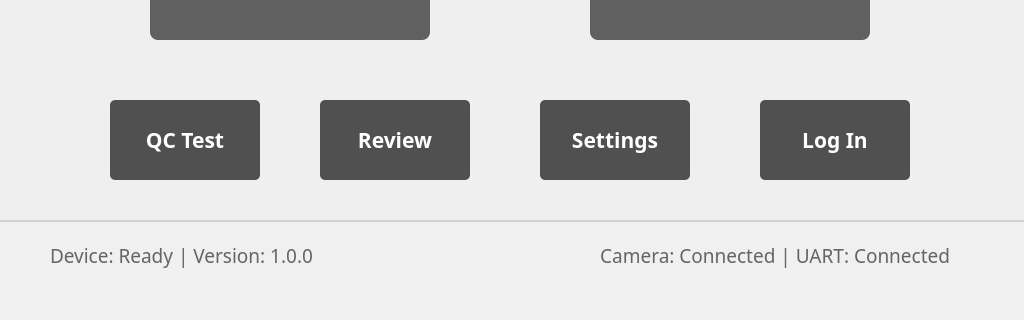
Qt form ui/Home/HomeViewWindow.ui (eguruno1/calth_reader) before a commit; both pictures show x 0 to 1024 and y 280 to 600 of the 1024 by 600 pixel window.
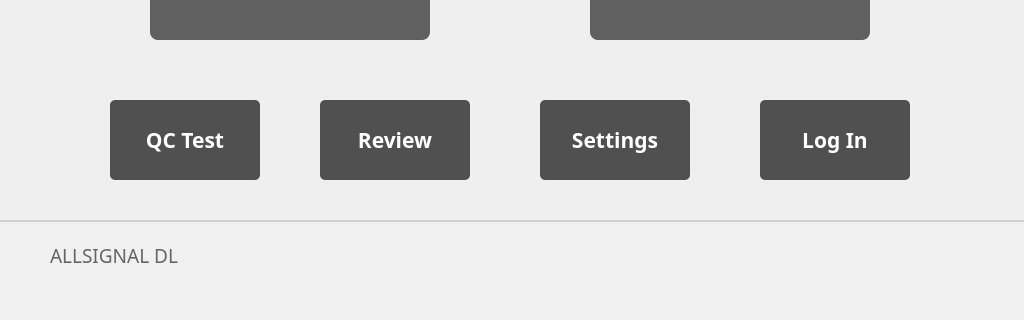
The same form after that commit. Icons and pictures are not drawn.

Commit message: home ui 수정

```diff
--- a/ui/Home/HomeViewWindow.ui
+++ b/ui/Home/HomeViewWindow.ui
@@ -508,36 +508,12 @@
      </font>
     </property>
     <property name="text">
-     <string>Device: Ready | Version: 1.0.0</string>
+     <string>ALLSIGNAL DL</string>
     </property>
     <property name="alignment">
      <set>Qt::AlignLeading|Qt::AlignLeft|Qt::AlignVCenter</set>
     </property>
    </widget>
-   <widget class="QLabel" name="label_connection_status">
-    <property name="geometry">
-     <rect>
-      <x>600</x>
-      <y>520</y>
-      <width>350</width>
-      <height>30</height>
-     </rect>
-    </property>
-    <property name="font">
-     <font>
-      <family>Pretendard</family>
-      <pointsize>14</pointsize>
-      <weight>50</weight>
-      <bold>false</bold>
-     </font>
-    </property>
-    <property name="text">
-     <string>Camera: Connected | UART: Connected</string>
-    </property>
-    <property name="alignment">
-     <set>Qt::AlignRight|Qt::AlignTrailing|Qt::AlignVCenter</set>
-    </property>
-   </widget>
   </widget>
  </widget>
  <resources/>
```
The commit also changes 1 other file.
